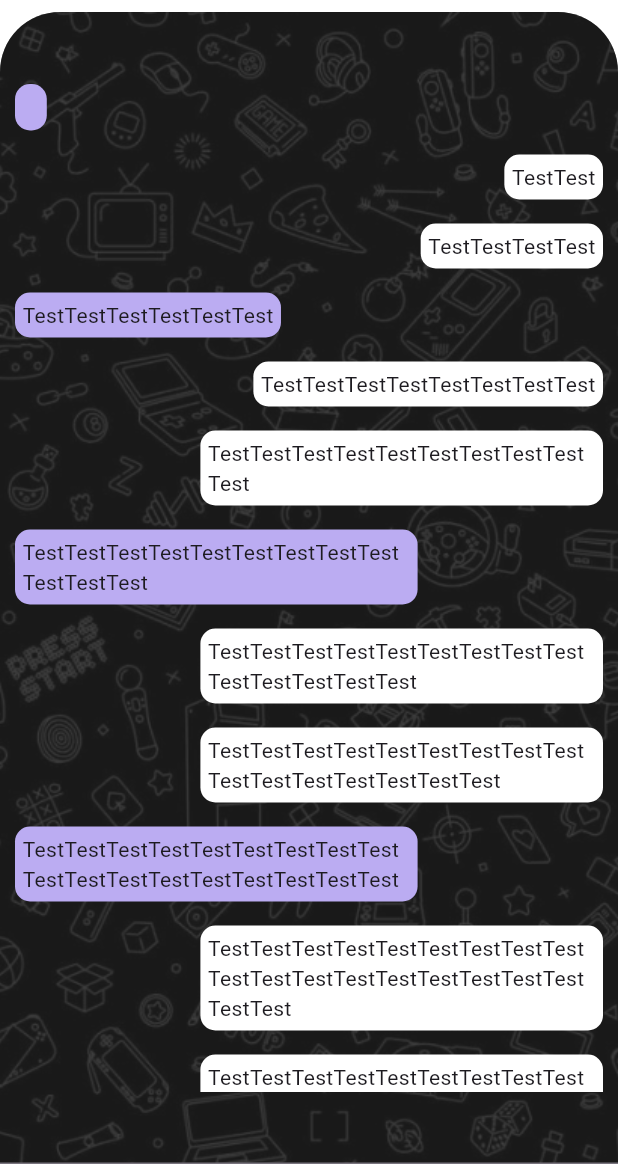
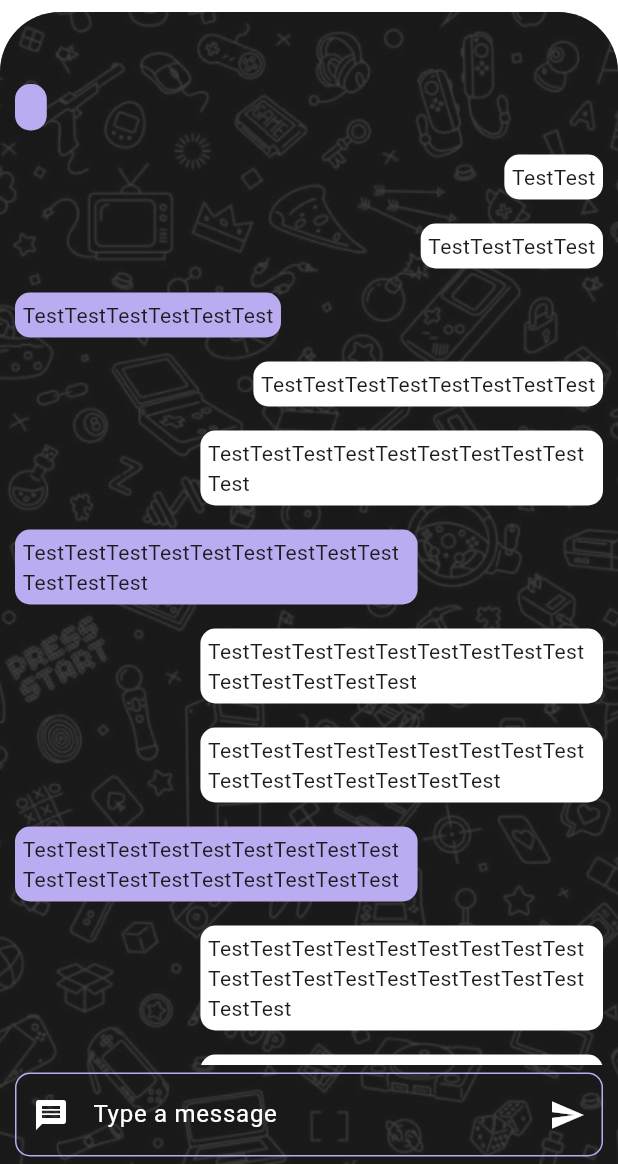
Before and after one commit to Sparsh2509/Hola_App, a Flutter app: the DmPage screen opened directly, on a phone screen of 412 x 824 dp, the part 72-1236 px from its top. Run offline on Flutter 3.47's test engine with Material 3 defaults, Android fonts, the phone set to English and light mode, and no system bars.

Commit message:
Text form field style added to dm page

```diff
--- a/lib/pages/chat_section/dmpage.dart
+++ b/lib/pages/chat_section/dmpage.dart
@@ -12,6 +12,7 @@ class DmPage extends StatefulWidget {
 }
 
 class _DmPageState extends State<DmPage> {
+  final TextEditingController _textController = TextEditingController();
   @override
   Widget build(BuildContext context) {
     return SafeArea(
@@ -75,30 +76,52 @@ class _DmPageState extends State<DmPage> {
           child: Column(
             children: [
               Container(height: 40),
-                  Expanded(child: ListView.builder(itemBuilder: (context,index){
+              Expanded(
+                  child: ListView.builder(
+                      itemBuilder: (context, index) {
                         return Row(
-                      mainAxisAlignment: index%3 == 0 ? MainAxisAlignment.start : MainAxisAlignment.end,
+                          mainAxisAlignment: index % 3 == 0
+                              ? MainAxisAlignment.start
+                              : MainAxisAlignment.end,
                           children: [
                             ConstrainedBox(
                               constraints: BoxConstraints(
                                   minWidth: screenWidth * 0.1,
-                            maxWidth: screenWidth * 0.7
-                          ),
+                                  maxWidth: screenWidth * 0.7),
                               child: Container(
-                            margin: EdgeInsets.symmetric(horizontal: 10,vertical: 8),
+                                margin: EdgeInsets.symmetric(
+                                    horizontal: 10, vertical: 8),
                                 padding: EdgeInsets.all(5),
                                 decoration: BoxDecoration(
-                              color: index%3 == 0  ? iconColor : whiteColor,
-                              borderRadius: BorderRadius.circular(10)
+                                    color:
+                                        index % 3 == 0 ? iconColor : whiteColor,
+                                    borderRadius: BorderRadius.circular(10)),
+                                child: Text("Test" * index * 2),
                               ),
-                            child: Text("Test"* index * 2),
-                          ),
-
                             )
                           ],
                         );
-                  },itemCount: 20)),
-                  TextFormField()
+                      },
+                      itemCount: 20)),
+              Padding(
+                padding:
+                    const EdgeInsets.symmetric(horizontal: 10, vertical: 5),
+                child: TextFormField(
+                  style: TextStyle(color: iconColor),
+                  controller: _textController,
+                  decoration: InputDecoration(
+                    hintText: "Type a message",hintStyle: TextStyle(color: whiteColor),
+                    prefixIcon: Icon(Icons.message,color: whiteColor,),
+                    suffixIcon: Icon(Icons.send,color: whiteColor,),
+                    enabledBorder: OutlineInputBorder(
+                        borderRadius: BorderRadius.circular(10),
+                        borderSide: BorderSide(color: iconColor)),
+                    focusedBorder: OutlineInputBorder(
+                        borderRadius: BorderRadius.circular(10),
+                        borderSide: BorderSide(color: iconColor)),
+                  ),
+                ),
+              )
             ],
           ),
         ),
--- a/lib/pages/landing_section/landing.dart
+++ b/lib/pages/landing_section/landing.dart
@@ -1,7 +1,6 @@
 import 'package:flutter/material.dart';
 import 'package:hola_app/constants/colors.dart';
 import 'package:hola_app/pages/explore_section/explore.dart';
-import 'package:hola_app/pages/homepage_section/homepage.dart';
 import 'package:hola_app/pages/landing_section/landing_2.dart';
 import 'package:hola_app/pages/location.dart';
 import 'package:hola_app/pages/post.dart';
--- a/lib/pages/landing_section/landing_2.dart
+++ b/lib/pages/landing_section/landing_2.dart
@@ -1,3 +1,5 @@
+// ignore_for_file: prefer_const_literals_to_create_immutables, prefer_const_constructors
+
 import 'package:flutter/material.dart';
 import 'package:hola_app/pages/chat_section/chat.dart';
 import 'package:hola_app/pages/homepage_section/homepage.dart';
--- a/lib/pages/profile_section/profile.dart
+++ b/lib/pages/profile_section/profile.dart
@@ -14,7 +14,7 @@ class Profile extends StatefulWidget {
 }
 
 class _ProfileState extends State<Profile> {
-  _ProfileStat(String value, String label) {
+  _profileStat(String value, String label) {
     return Column(
       children: [
         Text(
@@ -118,9 +118,9 @@ class _ProfileState extends State<Profile> {
                     Row(
                       mainAxisAlignment: MainAxisAlignment.spaceEvenly,
                       children: [
-                        _ProfileStat('319', 'Posts'),
-                        _ProfileStat('2.1M', 'Followers'),
-                        _ProfileStat('576', 'Following'),
+                        _profileStat('319', 'Posts'),
+                        _profileStat('2.1M', 'Followers'),
+                        _profileStat('576', 'Following'),
                       ],
                     ),
                     SizedBox(height: screenHeight * 0.02),
```
Lines whose indentation alone changed are shown as unchanged.
